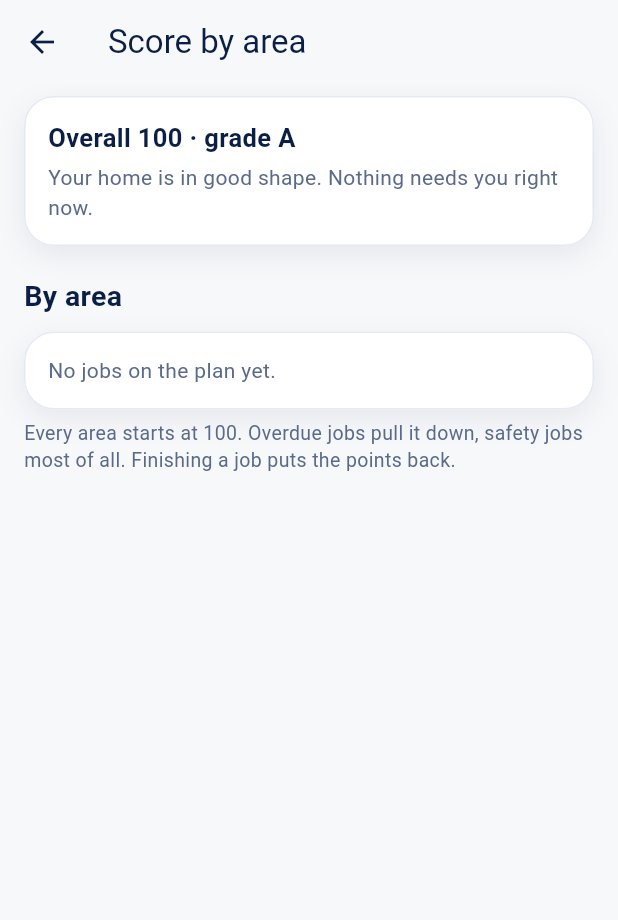
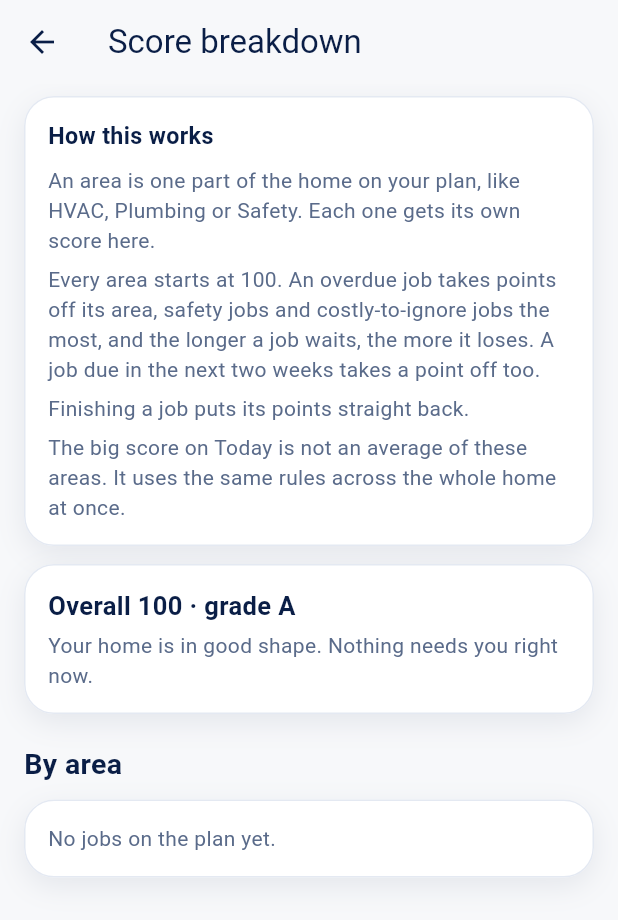
Before and after one commit to AhmadAmeen/nestkeep, a Flutter app: the ScoreDetailScreen screen opened directly with empty values, on a phone screen of 412 x 824 dp. Shown: the top 920 px of the screen. Run offline on Flutter 3.47's test engine with Material 3 defaults, Android fonts, the phone set to English and light mode, and no system bars; our stand-ins replace cloud_firestore, firebase_auth, flutter_local_notifications, google_sign_in, image_picker, in_app_purchase and 4 more; missing offline and left inert: google_mlkit_text_recognition; accounts and stored records are empty.

Commit message:
Build 14 (1.3.2+14): badge celebration on an opaque panel (no more text overlap), See the breakdown + How this works explainer, Completed card opens History, Appliances moved to top of My Home

```diff
--- a/app/lib/screens/profile.dart
+++ b/app/lib/screens/profile.dart
@@ -346,7 +346,7 @@ class ProfileScreen extends StatelessWidget {
         ),
         const SizedBox(height: 16),
         Text(
-          'NestKeep 1.3.1 · Made to be kept: no ads, no selling data, your home data lives on your phone.',
+          'NestKeep 1.3.2 · Made to be kept: no ads, no selling data, your home data lives on your phone.',
           textAlign: TextAlign.center,
           style: TextStyle(fontSize: 12.5, color: context.muted),
         ),
--- a/app/lib/screens/score_detail.dart
+++ b/app/lib/screens/score_detail.dart
@@ -4,8 +4,9 @@ import '../app_state.dart';
 import '../theme.dart';
 import '../widgets.dart';
 
-/// Score by area: the health score broken down per category, worst
-/// first, each with its score and the plain reason behind it.
+/// Score breakdown: the health score split per category (area), worst
+/// first, each with its score and the plain reason behind it. A short
+/// card at the top explains how the scoring works.
 class ScoreDetailScreen extends StatelessWidget {
   final AppState state;
 
@@ -16,10 +17,45 @@ class ScoreDetailScreen extends StatelessWidget {
     final health = state.health;
     final areas = state.healthByCategory;
     return Scaffold(
-      appBar: AppBar(title: const Text('Score by area')),
+      appBar: AppBar(title: const Text('Score breakdown')),
       body: ListView(
         padding: const EdgeInsets.fromLTRB(16, 8, 16, 24),
         children: [
+          NkCard(
+            child: Column(
+              crossAxisAlignment: CrossAxisAlignment.start,
+              children: [
+                Text(
+                  'How this works',
+                  style: TextStyle(
+                      fontSize: 15.5,
+                      fontWeight: FontWeight.w700,
+                      color: context.navyText),
+                ),
+                const SizedBox(height: 8),
+                Text(
+                  'An area is one part of the home on your plan, like HVAC, Plumbing or Safety. Each one gets its own score here.',
+                  style: TextStyle(color: context.muted, height: 1.4),
+                ),
+                const SizedBox(height: 6),
+                Text(
+                  'Every area starts at 100. An overdue job takes points off its area, safety jobs and costly-to-ignore jobs the most, and the longer a job waits, the more it loses. A job due in the next two weeks takes a point off too.',
+                  style: TextStyle(color: context.muted, height: 1.4),
+                ),
+                const SizedBox(height: 6),
+                Text(
+                  'Finishing a job puts its points straight back.',
+                  style: TextStyle(color: context.muted, height: 1.4),
+                ),
+                const SizedBox(height: 6),
+                Text(
+                  'The big score on Today is not an average of these areas. It uses the same rules across the whole home at once.',
+                  style: TextStyle(color: context.muted, height: 1.4),
+                ),
+              ],
+            ),
+          ),
+          const SizedBox(height: 12),
           NkCard(
             child: Column(
               crossAxisAlignment: CrossAxisAlignment.start,
@@ -102,11 +138,6 @@ class ScoreDetailScreen extends StatelessWidget {
             ),
             const SizedBox(height: 10),
           ],
-          const SizedBox(height: 6),
-          Text(
-            'Every area starts at 100. Overdue jobs pull it down, safety jobs most of all. Finishing a job puts the points back.',
-            style: TextStyle(color: context.muted, fontSize: 13, height: 1.4),
-          ),
         ],
       ),
     );
--- a/app/lib/screens/today.dart
+++ b/app/lib/screens/today.dart
@@ -6,6 +6,7 @@ import '../models.dart';
 import '../theme.dart';
 import '../widgets.dart';
 import '../widgets/animated_check.dart';
+import 'history.dart';
 import 'score_detail.dart';
 
 /// The Today screen: the approved front-page grid. One card per job,
@@ -128,7 +129,7 @@ class TodayScreen extends StatelessWidget {
                         mainAxisAlignment: MainAxisAlignment.center,
                         children: [
                           Text(
-                            'Score by area',
+                            'See the breakdown',
                             style: TextStyle(
                               fontSize: 13,
                               fontWeight: FontWeight.w600,
@@ -283,6 +284,9 @@ class TodayScreen extends StatelessWidget {
               child: _BounceOnIncrease(
                 value: health.completedCount,
                 child: NkCard(
+                  onTap: () => Navigator.of(context).push(MaterialPageRoute(
+                    builder: (_) => HistoryScreen(state: state),
+                  )),
                   child: Column(
                     crossAxisAlignment: CrossAxisAlignment.start,
                     children: [
--- a/app/pubspec.yaml
+++ b/app/pubspec.yaml
@@ -1,7 +1,7 @@
 name: nestkeep
 description: "NestKeep — home maintenance plan, warranty vault, receipt scanner and reminders."
 publish_to: "none"
-version: 1.3.1+13
+version: 1.3.2+14
 
 environment:
   sdk: ^3.10.0
```
Also changed, not shown: app/lib/screens/my_home.dart (+70 -68 lines), app/lib/widgets/badge_celebration.dart (+88 -46 lines).
